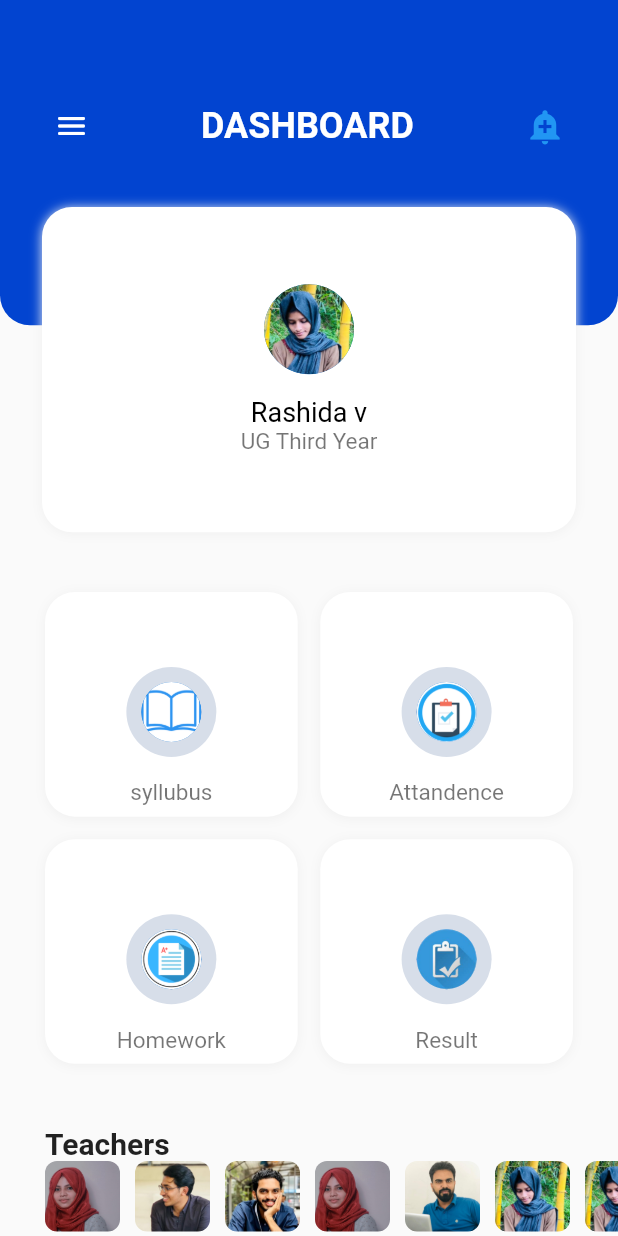
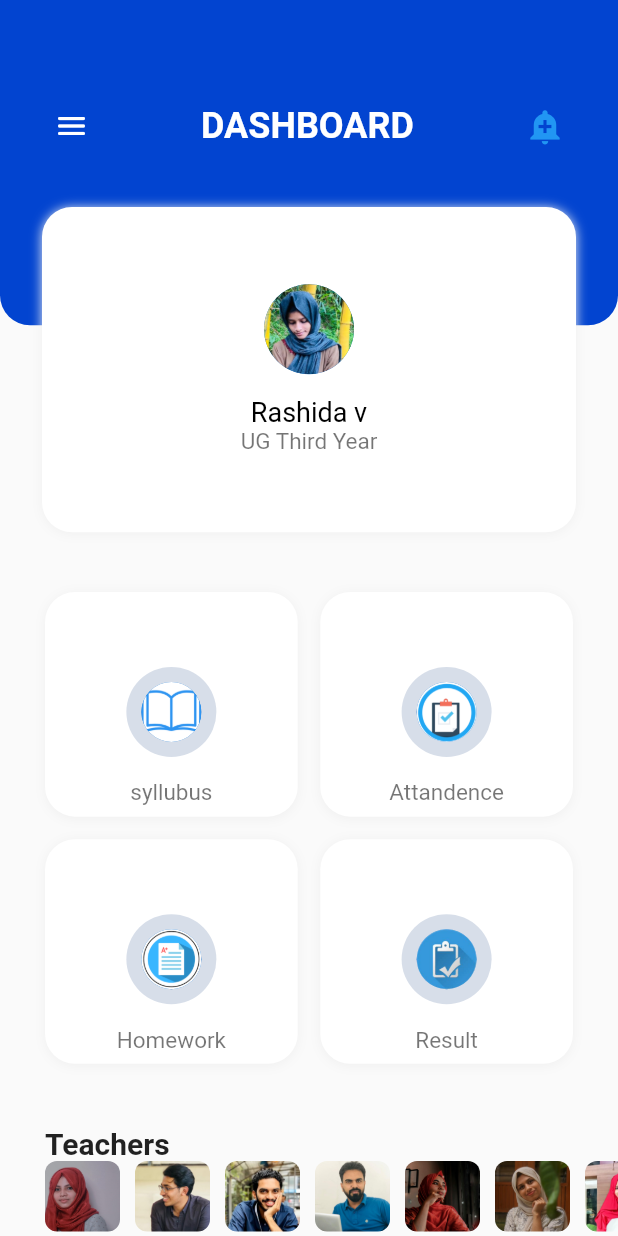
Before and after one commit to rashi-ash/zuki, a Flutter app: the screen it shows after launch, on a phone screen of 412 x 824 dp. Run offline on Flutter 3.47's test engine with Material 2 defaults, Android fonts, the phone set to English and light mode, and no system bars.

Commit message:
icon_launcher

```diff
--- a/lib/home.dart
+++ b/lib/home.dart
@@ -175,23 +175,21 @@ class homepage extends StatelessWidget {
                       teacher(
                         path: 'images/maji.jpeg',
                       ),
-                      teacher(
-                        path: 'images/fida.jpeg',
-                      ),
+
                       teacher(
                         path: 'images/fa.jpg',
                       ),
                       teacher(
-                        path: 'images/rash.jpg',
+                        path: 'images/la.jpeg',
                       ),
                       teacher(
-                        path: 'images/rash.jpg',
+                        path: 'images/nida.jpeg',
                       ),
                       teacher(
-                        path: 'images/fa.jpg',
+                        path: 'images/ra.jpeg',
                       ),
                       teacher(
-                        path: 'images/ashi.jpeg',
+                        path: 'images/Aa.jpeg',
                       ),
                     ],
                   )),
```
Also changed, not shown: pubspec.yaml (+8 -0 lines), hom_scrsht.png (added), images/Aa.jpeg (added), images/ico.jpeg (added), images/la.jpeg (added), images/nida.jpeg (added), images/ra.jpeg (added), profile_scrsht.png (added), pubspec.lock, 5 other files.
